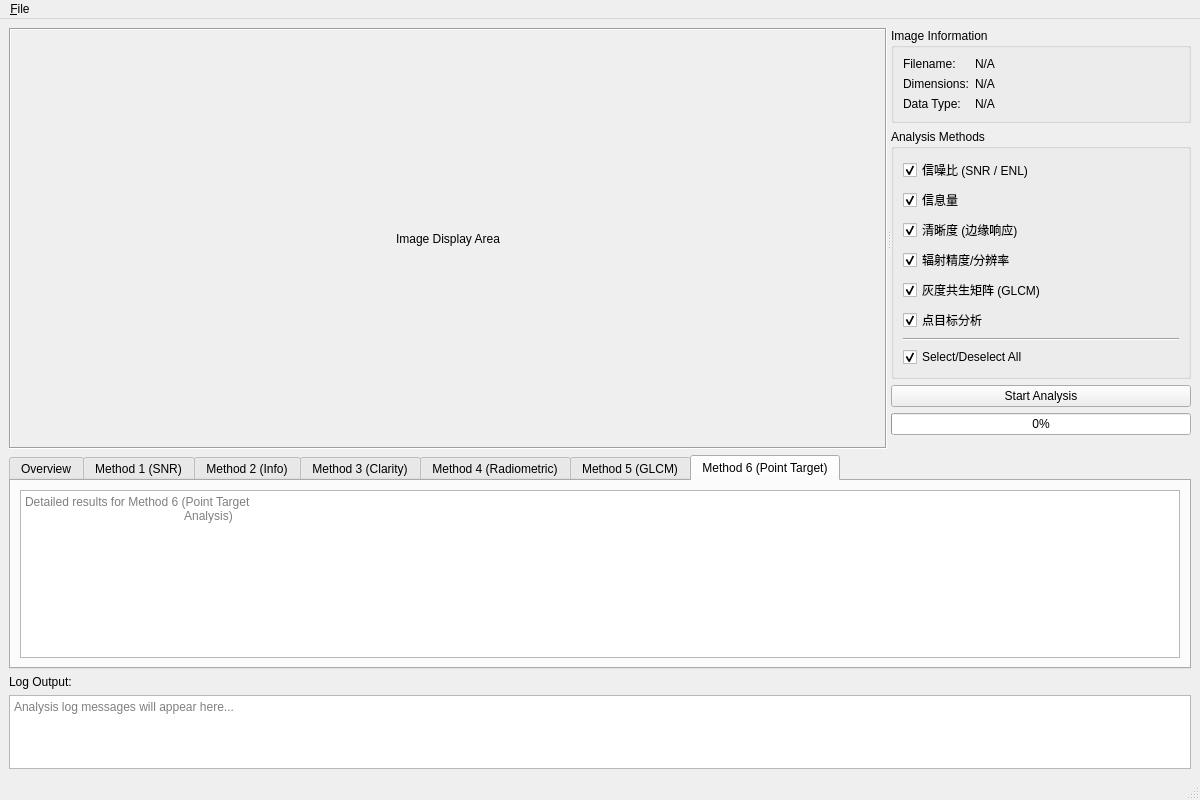
The window that mainwindow.ui (SakuraPuare/SAR-QualityQT) describes before a commit, drawn with Qt 5.
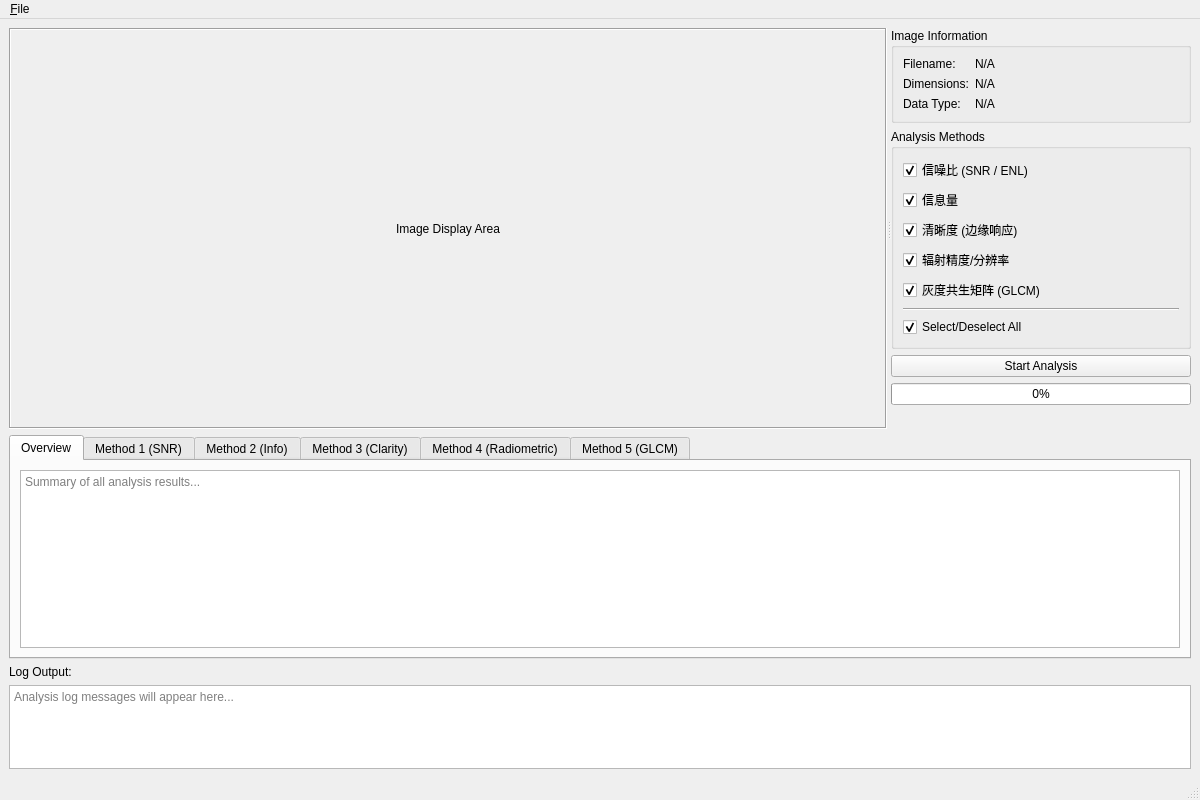
The same window after the commit. The open tabs and pages were chosen to show the change.

Commit message: ✨ feat: 移除点目标分析功能，重构主窗口以支持GLCM分析，添加相关辅助函数，更新UI以反映功能变更，增强图像分析结果的显示和处理逻辑。

The edit to the form file:
```diff
--- a/mainwindow.ui
+++ b/mainwindow.ui
@@ -186,16 +186,6 @@
                                                     </property>
                                                 </widget>
                                             </item>
-                                            <item>
-                                                <widget class="QCheckBox" name="checkBoxPointTarget">
-                                                    <property name="text">
-                                                        <string>点目标分析</string>
-                                                    </property>
-                                                    <property name="checked">
-                                                        <bool>true</bool>
-                                                    </property>
-                                                </widget>
-                                            </item>
                                             <item>
                                                 <widget class="Line" name="line">
                                                     <property name="orientation">
@@ -376,24 +366,6 @@
                                 </item>
                             </layout>
                         </widget>
-                        <widget class="QWidget" name="tabMethod6">
-                            <attribute name="title">
-                                <string>Method 6 (Point Target)</string>
-                            </attribute>
-                            <layout class="QVBoxLayout" name="verticalLayout_TabMethod6">
-                                <item>
-                                    <widget class="QTextEdit" name="method6ResultsTextEdit">
-                                        <property name="readOnly">
-                                            <bool>true</bool>
-                                        </property>
-                                        <property name="placeholderText">
-                                            <string>Detailed results for Method 6 (Point Target
-                                                Analysis)</string>
-                                        </property>
-                                    </widget>
-                                </item>
-                            </layout>
-                        </widget>
                     </widget>
                 </item>
                 <item>
```
The commit also changes 2 other files.
